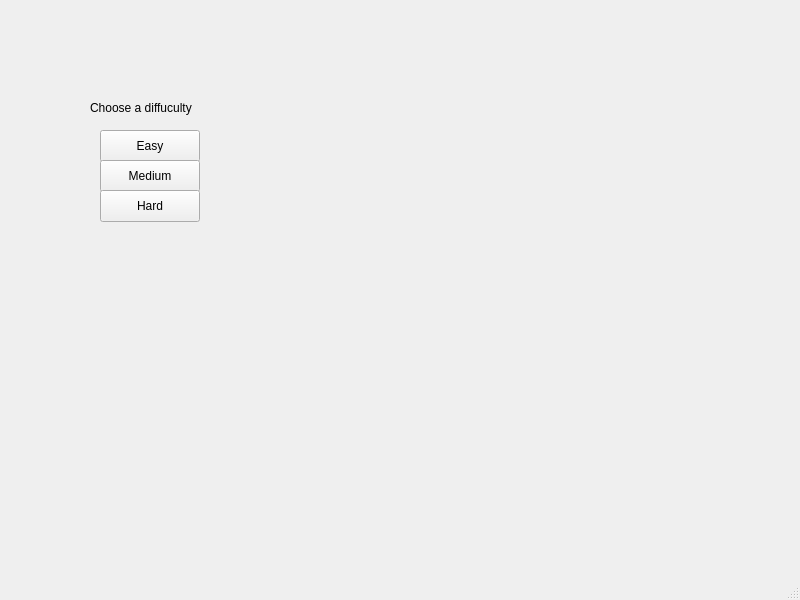
yassienE4/SudukoAPPLIED, file mainwindow.ui: the form before one commit.
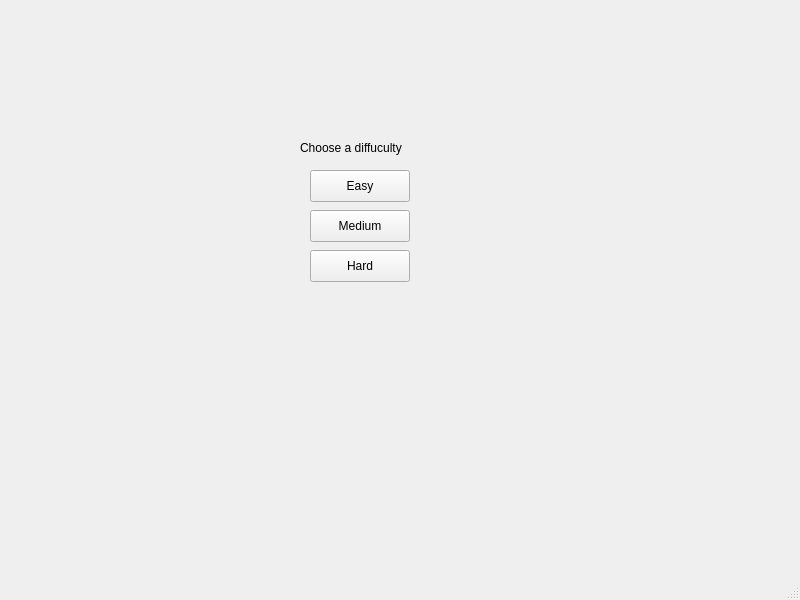
The form after the commit.

```diff
--- a/mainwindow.ui
+++ b/mainwindow.ui
@@ -17,8 +17,8 @@
    <widget class="QPushButton" name="EasyButton">
     <property name="geometry">
      <rect>
-      <x>100</x>
-      <y>130</y>
+      <x>310</x>
+      <y>170</y>
       <width>100</width>
       <height>32</height>
      </rect>
@@ -30,8 +30,8 @@
    <widget class="QPushButton" name="MediumButton">
     <property name="geometry">
      <rect>
-      <x>100</x>
-      <y>160</y>
+      <x>310</x>
+      <y>210</y>
       <width>100</width>
       <height>32</height>
      </rect>
@@ -43,8 +43,8 @@
    <widget class="QPushButton" name="HardButton">
     <property name="geometry">
      <rect>
-      <x>100</x>
-      <y>190</y>
+      <x>310</x>
+      <y>250</y>
       <width>100</width>
       <height>32</height>
      </rect>
@@ -56,8 +56,8 @@
    <widget class="QLabel" name="label">
     <property name="geometry">
      <rect>
-      <x>90</x>
-      <y>100</y>
+      <x>300</x>
+      <y>140</y>
       <width>271</width>
       <height>16</height>
      </rect>
```
